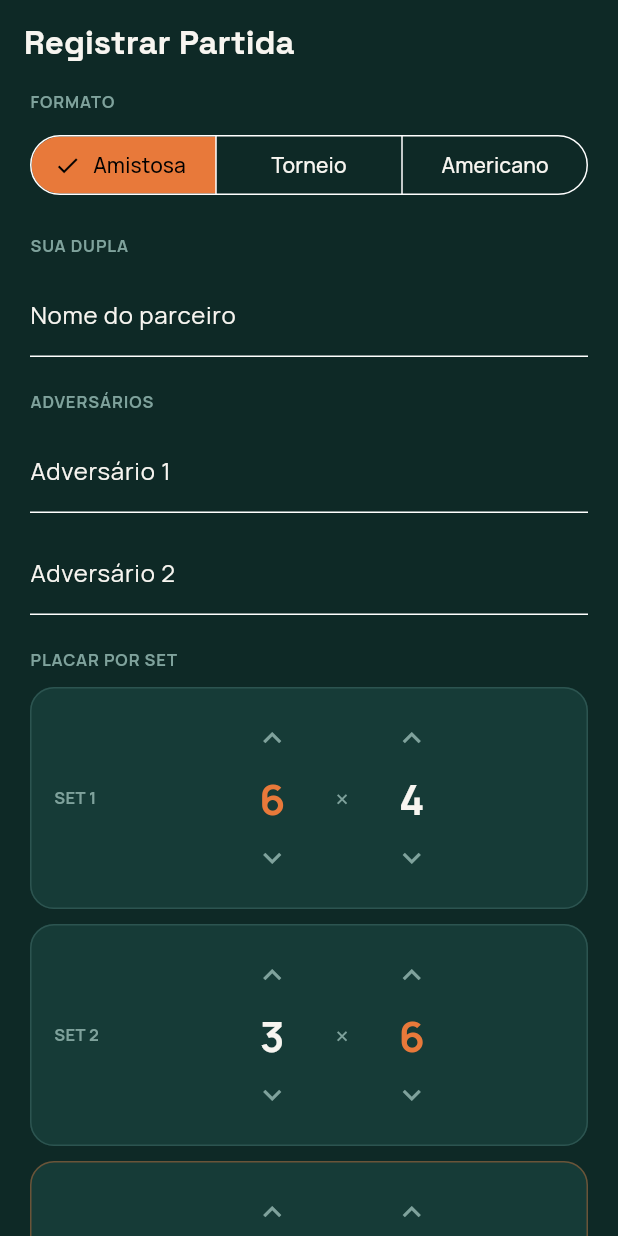
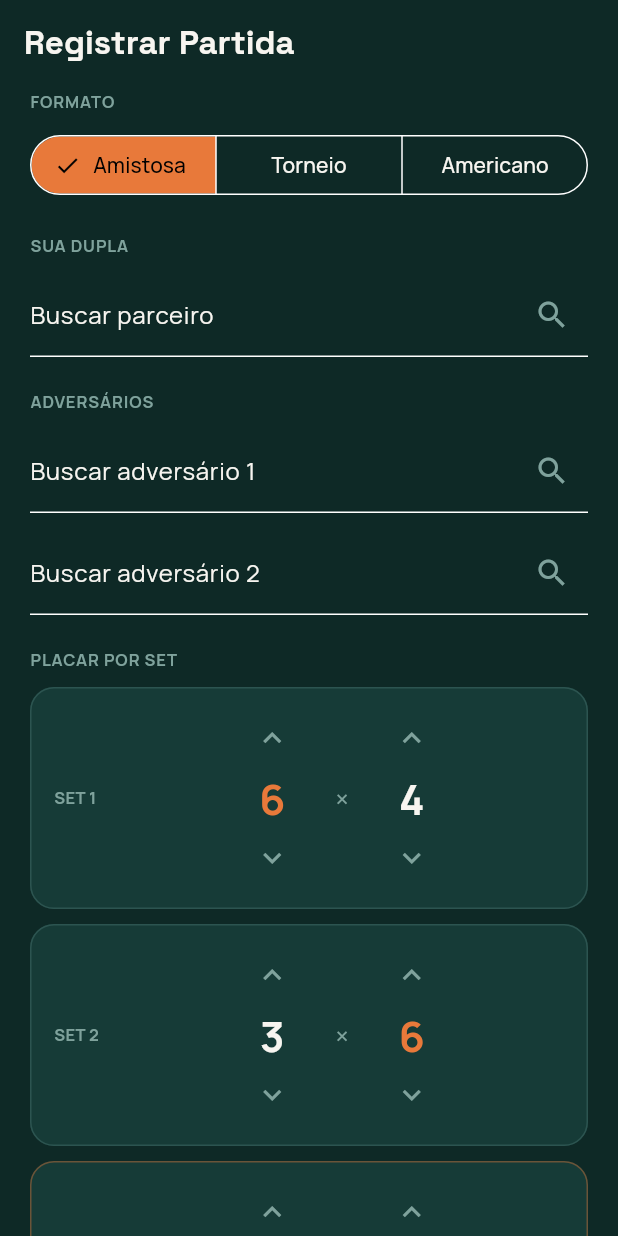
Before and after one commit to webererico/PadelHub, a Flutter app: the RecordMatchScreen screen opened by its route, on a phone screen of 412 x 824 dp. Run offline on Flutter 3.47's test engine with Material 3 defaults, Android fonts, the phone set to English and light mode, and no system bars; our stand-ins replace firebase_auth, firebase_core, fl_chart, flutter_riverpod, go_router, google_fonts and 1 more; accounts and stored records are empty; network calls fail.

Commit message:
Add real player search to the record-match flow
RecordMatchScreen used free-typed names as if they were user ids —
submitMatch would send unmatched strings as teamAPlayerIds/
teamBPlayerIds, which the schema's foreign keys would reject, and the
current player was hardcoded to the literal string 'me' instead of
their real uid. PlayerSearchField (search-as-you-type against
GET /users?q=) replaces the text fields, storing real MatchPlayer ids.

Co-Authored-By: Claude Sonnet 5 <noreply@anthropic.com>
Claude-Session: https://claude.ai/code/session_01SjThMmyFDxJ6GA5kXLsv4y

```diff
--- a/app/lib/features/record_match/record_match_screen.dart
+++ b/app/lib/features/record_match/record_match_screen.dart
@@ -4,6 +4,7 @@ import 'package:flutter_riverpod/flutter_riverpod.dart';
 import '../../core/providers.dart';
 import '../../core/theme/app_colors.dart';
 import '../../models/match.dart';
+import '../../widgets/player_search_field.dart';
 import 'widgets/score_stepper.dart';
 
 class RecordMatchScreen extends ConsumerStatefulWidget {
@@ -15,24 +16,17 @@ class RecordMatchScreen extends ConsumerStatefulWidget {
 
 class _RecordMatchScreenState extends ConsumerState<RecordMatchScreen> {
   MatchFormat _format = MatchFormat.amistosa;
-  final _partnerController = TextEditingController();
-  final _opponent1Controller = TextEditingController();
-  final _opponent2Controller = TextEditingController();
+  MatchPlayer? _partner;
+  MatchPlayer? _opponent1;
+  MatchPlayer? _opponent2;
   final List<(int, int)> _sets = [(6, 4), (3, 6), (10, 8)];
   bool _isSubmitting = false;
 
-  @override
-  void dispose() {
-    _partnerController.dispose();
-    _opponent1Controller.dispose();
-    _opponent2Controller.dispose();
-    super.dispose();
-  }
-
   Future<void> _submit() async {
-    if (_partnerController.text.trim().isEmpty || _opponent1Controller.text.trim().isEmpty || _opponent2Controller.text.trim().isEmpty) {
+    final myUid = ref.read(authStateProvider).asData?.value?.uid;
+    if (myUid == null || _partner == null || _opponent1 == null || _opponent2 == null) {
       ScaffoldMessenger.of(context).showSnackBar(
-        const SnackBar(content: Text('Preencha os 4 jogadores da partida.'), backgroundColor: AppColors.danger),
+        const SnackBar(content: Text('Selecione os 4 jogadores da partida.'), backgroundColor: AppColors.danger),
       );
       return;
     }
@@ -40,8 +34,8 @@ class _RecordMatchScreenState extends ConsumerState<RecordMatchScreen> {
     try {
       await ref.read(matchServiceProvider).submitMatch(
             format: _format,
-            teamAPlayerIds: ['me', _partnerController.text.trim()],
-            teamBPlayerIds: [_opponent1Controller.text.trim(), _opponent2Controller.text.trim()],
+            teamAPlayerIds: [myUid, _partner!.id],
+            teamBPlayerIds: [_opponent1!.id, _opponent2!.id],
             sets: _sets.map((s) => SetScore(teamA: s.$1, teamB: s.$2)).toList(),
           );
       if (mounted) {
@@ -70,6 +64,13 @@ class _RecordMatchScreenState extends ConsumerState<RecordMatchScreen> {
 
   @override
   Widget build(BuildContext context) {
+    final excludeIds = [
+      ref.watch(authStateProvider).asData?.value?.uid,
+      _partner?.id,
+      _opponent1?.id,
+      _opponent2?.id,
+    ].whereType<String>().toList();
+
     return Scaffold(
       appBar: AppBar(title: const Text('Registrar Partida')),
       body: ListView(
@@ -89,13 +90,28 @@ class _RecordMatchScreenState extends ConsumerState<RecordMatchScreen> {
           const SizedBox(height: 22),
           const _SectionLabel('Sua dupla'),
           const SizedBox(height: 10),
-          TextField(controller: _partnerController, decoration: const InputDecoration(labelText: 'Nome do parceiro')),
+          PlayerSearchField(
+            label: 'Buscar parceiro',
+            selected: _partner,
+            excludeIds: excludeIds,
+            onSelected: (p) => setState(() => _partner = p),
+          ),
           const SizedBox(height: 22),
           const _SectionLabel('Adversários'),
           const SizedBox(height: 10),
-          TextField(controller: _opponent1Controller, decoration: const InputDecoration(labelText: 'Adversário 1')),
+          PlayerSearchField(
+            label: 'Buscar adversário 1',
+            selected: _opponent1,
+            excludeIds: excludeIds,
+            onSelected: (p) => setState(() => _opponent1 = p),
+          ),
           const SizedBox(height: 12),
-          TextField(controller: _opponent2Controller, decoration: const InputDecoration(labelText: 'Adversário 2')),
+          PlayerSearchField(
+            label: 'Buscar adversário 2',
+            selected: _opponent2,
+            excludeIds: excludeIds,
+            onSelected: (p) => setState(() => _opponent2 = p),
+          ),
           const SizedBox(height: 22),
           const _SectionLabel('Placar por set'),
           const SizedBox(height: 10),
--- /dev/null
+++ b/app/lib/widgets/player_search_field.dart
@@ -0,0 +1,140 @@
+import 'dart:async';
+
+import 'package:flutter/material.dart';
+import 'package:flutter_riverpod/flutter_riverpod.dart';
+
+import '../core/providers.dart';
+import '../core/theme/app_colors.dart';
+import '../models/match.dart';
+import 'app_avatar.dart';
+
+/// Search-as-you-type player picker. Shows a text field until a player is
+/// selected, then swaps to a chip with the chosen name and a way to change it.
+class PlayerSearchField extends ConsumerStatefulWidget {
+  const PlayerSearchField({
+    super.key,
+    required this.label,
+    required this.selected,
+    required this.onSelected,
+    this.excludeIds = const [],
+  });
+
+  final String label;
+  final MatchPlayer? selected;
+  final ValueChanged<MatchPlayer?> onSelected;
+
+  /// Player ids to hide from results (e.g. players already picked elsewhere
+  /// in the form).
+  final List<String> excludeIds;
+
+  @override
+  ConsumerState<PlayerSearchField> createState() => _PlayerSearchFieldState();
+}
+
+class _PlayerSearchFieldState extends ConsumerState<PlayerSearchField> {
+  final _controller = TextEditingController();
+  Timer? _debounce;
+  List<MatchPlayer> _results = [];
+  bool _isSearching = false;
+
+  @override
+  void dispose() {
+    _debounce?.cancel();
+    _controller.dispose();
+    super.dispose();
+  }
+
+  void _onChanged(String query) {
+    _debounce?.cancel();
+    if (query.trim().length < 2) {
+      setState(() => _results = []);
+      return;
+    }
+    _debounce = Timer(const Duration(milliseconds: 300), () async {
+      setState(() => _isSearching = true);
+      final results = await ref.read(userServiceProvider).searchPlayers(query);
+      if (!mounted) return;
+      setState(() {
+        _results = results.where((p) => !widget.excludeIds.contains(p.id)).toList();
+        _isSearching = false;
+      });
+    });
+  }
+
+  void _select(MatchPlayer player) {
+    setState(() => _results = []);
+    _controller.clear();
+    widget.onSelected(player);
+  }
+
+  void _clear() {
+    widget.onSelected(null);
+  }
+
+  @override
+  Widget build(BuildContext context) {
+    if (widget.selected != null) {
+      final player = widget.selected!;
+      return Container(
+        padding: const EdgeInsets.symmetric(horizontal: 12, vertical: 10),
+        decoration: BoxDecoration(
+          color: AppColors.surfaceRaised,
+          borderRadius: BorderRadius.circular(12),
+          border: Border.all(color: AppColors.border),
+        ),
+        child: Row(
+          children: [
+            AppAvatar(initials: player.initials, size: 32),
+            const SizedBox(width: 10),
+            Expanded(child: Text(player.name, style: const TextStyle(fontSize: 14, fontWeight: FontWeight.w700))),
+            IconButton(
+              icon: const Icon(Icons.close, size: 18, color: AppColors.textTertiary),
+              onPressed: _clear,
+              visualDensity: VisualDensity.compact,
+            ),
+          ],
+        ),
+      );
+    }
+
+    return Column(
+      crossAxisAlignment: CrossAxisAlignment.stretch,
+      children: [
+        TextField(
+          controller: _controller,
+          onChanged: _onChanged,
+          decoration: InputDecoration(
+            labelText: widget.label,
+            suffixIcon: _isSearching
+                ? const Padding(
+                    padding: EdgeInsets.all(14),
+                    child: SizedBox(width: 16, height: 16, child: CircularProgressIndicator(strokeWidth: 2, color: AppColors.accent)),
+                  )
+                : const Icon(Icons.search, color: AppColors.textTertiary),
+          ),
+        ),
+        if (_results.isNotEmpty)
+          Container(
+            margin: const EdgeInsets.only(top: 6),
+            decoration: BoxDecoration(
+              color: AppColors.surfaceRaised,
+              borderRadius: BorderRadius.circular(12),
+              border: Border.all(color: AppColors.border),
+            ),
+            child: Column(
+              mainAxisSize: MainAxisSize.min,
+              children: [
+                for (final player in _results)
+                  ListTile(
+                    dense: true,
+                    leading: AppAvatar(initials: player.initials, size: 30),
+                    title: Text(player.name, style: const TextStyle(fontSize: 13.5)),
+                    onTap: () => _select(player),
+                  ),
+              ],
+            ),
+          ),
+      ],
+    );
+  }
+}
```
